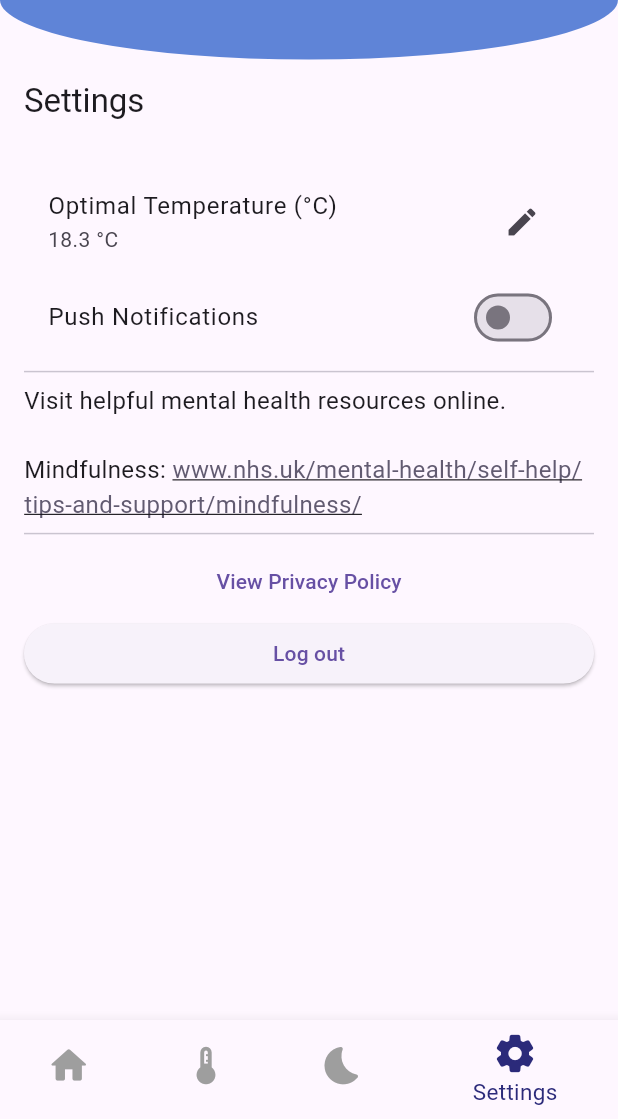
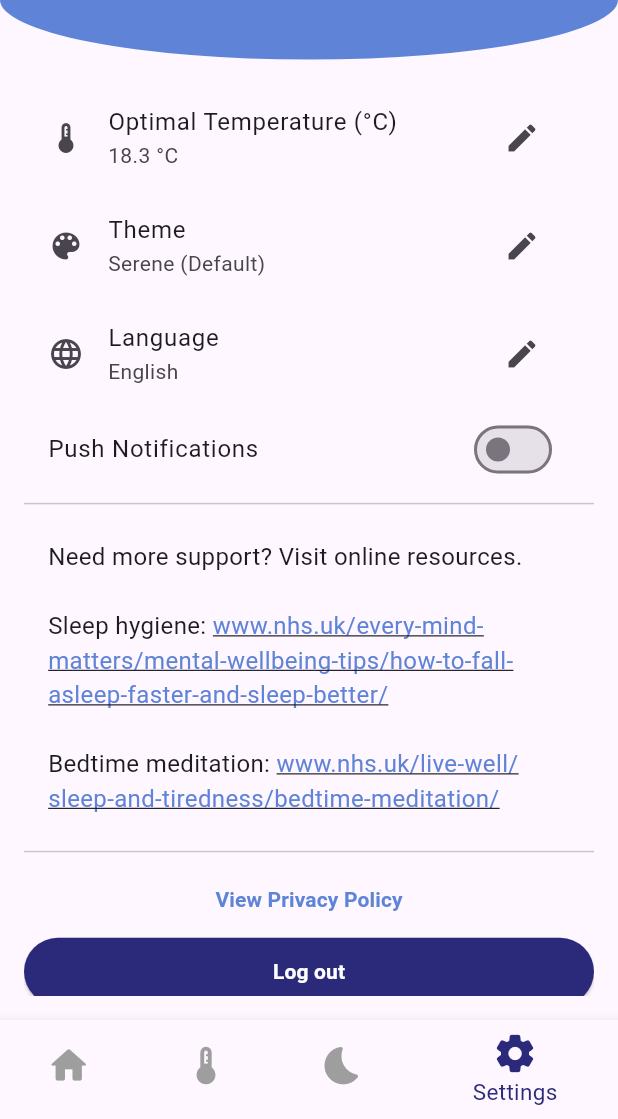
Before and after one commit to patriciamiftimie/dreamscape, a Flutter app: the screen it shows once a user with an empty profile is signed in, item 4 of the bottom bar chosen, on a phone screen of 412 x 824 dp, the part 117-1236 px from its top. Run offline on Flutter 3.47's test engine with Material 3 defaults, Android fonts, the phone set to English and light mode, and no system bars; drawn by our look-alikes of flutter_linkify; our stand-ins replace cloud_firestore, firebase_auth, firebase_core, syncfusion_flutter_charts, table_calendar; accounts and stored records are empty.

Commit message:
setting screen

```diff
--- a/lib/views/settings.dart
+++ b/lib/views/settings.dart
@@ -17,8 +17,8 @@ class SettingsScreen extends StatefulWidget {
 }
 
 class _SettingsScreenState extends State<SettingsScreen> {
-  bool pushNotificationsEnabled = false; // Example state for push notifications
-  double optimalTemperature = 18.3; // Default optimal temperature
+  bool pushNotificationsEnabled = false;
+  double optimalTemperature = 18.3;
   final TextEditingController tempController = TextEditingController();
 
   @override
@@ -65,9 +65,6 @@ class _SettingsScreenState extends State<SettingsScreen> {
   @override
   Widget build(BuildContext context) {
     return Scaffold(
-      appBar: AppBar(
-        title: Text(widget.title),
-      ),
       body: Padding(
         padding: const EdgeInsets.all(16.0),
         child: ListView(
@@ -75,12 +72,34 @@ class _SettingsScreenState extends State<SettingsScreen> {
             ListTile(
               title: const Text('Optimal Temperature (°C)'),
               subtitle: Text('$optimalTemperature °C'),
+              leading: const Icon(Icons.device_thermostat_rounded),
+              trailing: IconButton(
+                icon: const Icon(Icons.edit),
+                onPressed: _showEditTemperatureDialog,
+              ),
+            ),
+            ListTile(
+              leading: const Icon(Icons.color_lens),
+              title: const Text('Theme'),
+              subtitle: const Text('Serene (Default)'),
+              onTap: () {},
+              trailing: IconButton(
+                icon: const Icon(Icons.edit),
+                onPressed: _showEditTemperatureDialog,
+              ),
+            ),
+            ListTile(
+              leading: const Icon(Icons.language),
+              title: const Text('Language'),
+              subtitle: const Text('English'),
+              onTap: () {},
               trailing: IconButton(
                 icon: const Icon(Icons.edit),
                 onPressed: _showEditTemperatureDialog,
               ),
             ),
             SwitchListTile(
+              activeColor: customAzure,
               title: const Text('Push Notifications'),
               value: pushNotificationsEnabled,
               onChanged: (bool value) {
@@ -90,7 +109,9 @@ class _SettingsScreenState extends State<SettingsScreen> {
               },
             ),
             const Divider(),
-            Linkify(
+            Padding(
+              padding: const EdgeInsets.all(16.0),
+              child: Linkify(
                 onOpen: (link) async {
                   if (await canLaunchUrl(Uri.parse(link.url))) {
                     await launchUrl(Uri.parse(link.url));
@@ -99,10 +120,10 @@ class _SettingsScreenState extends State<SettingsScreen> {
                   }
                 },
                 text:
-                  "Visit helpful mental health resources online.\n\nMindfulness: https://www.nhs.uk/mental-health/self-help/tips-and-support/mindfulness/",
+                    "Need more support? Visit online resources.\n\nSleep hygiene: https://www.nhs.uk/every-mind-matters/mental-wellbeing-tips/how-to-fall-asleep-faster-and-sleep-better/\n\nBedtime meditation: https://www.nhs.uk/live-well/sleep-and-tiredness/bedtime-meditation/",
                 style: const TextStyle(fontSize: 16),
-              linkStyle:
-                  TextStyle(color: Theme.of(context).colorScheme.secondary),
+                linkStyle: TextStyle(color: customLilac),
+              ),
             ),
             const Divider(),
             TextButton(
@@ -113,13 +134,24 @@ class _SettingsScreenState extends State<SettingsScreen> {
                       builder: (context) => const PrivacyPolicyPage()),
                 );
               },
-              child: const Text("View Privacy Policy"),
+              child: Text(
+                "View Privacy Policy",
+                style:
+                    TextStyle(fontWeight: FontWeight.bold, color: customLilac),
+              ),
             ),
             ElevatedButton(
+              style: ElevatedButton.styleFrom(
+                  backgroundColor: customPurple,
+                  foregroundColor: Colors.white,
+                  minimumSize: const Size(120, 45)),
               onPressed: () {
                 signOutUser();
               },
-              child: const Text('Log out'),
+              child: const Text(
+                'Log out',
+                style: TextStyle(fontWeight: FontWeight.bold),
+              ),
             ),
           ],
         ),
```
Lines whose indentation alone changed are shown as unchanged.
